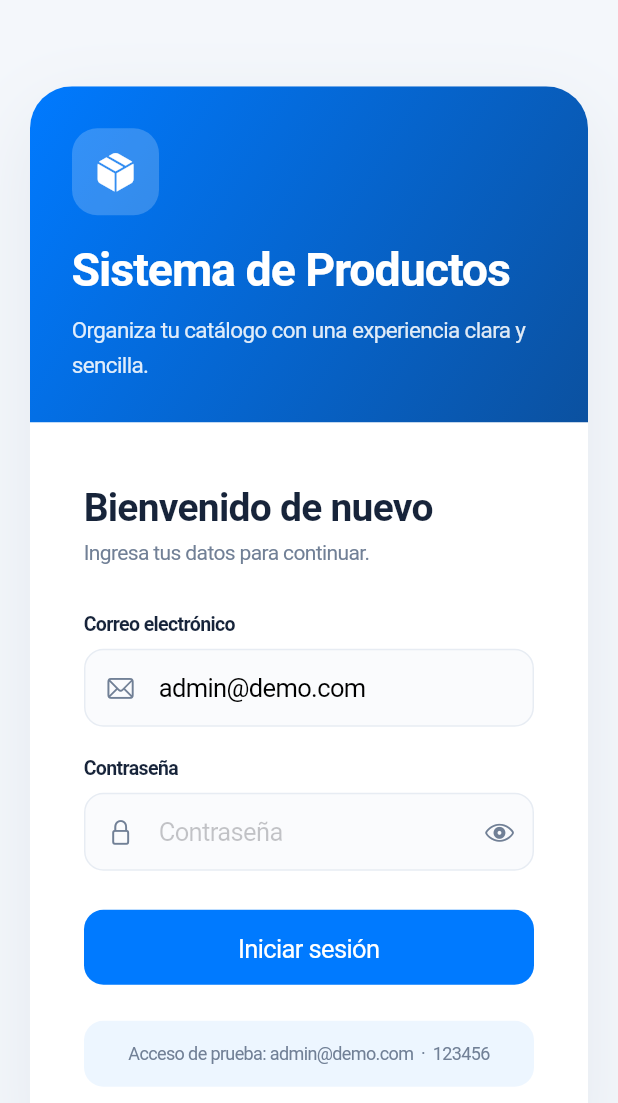
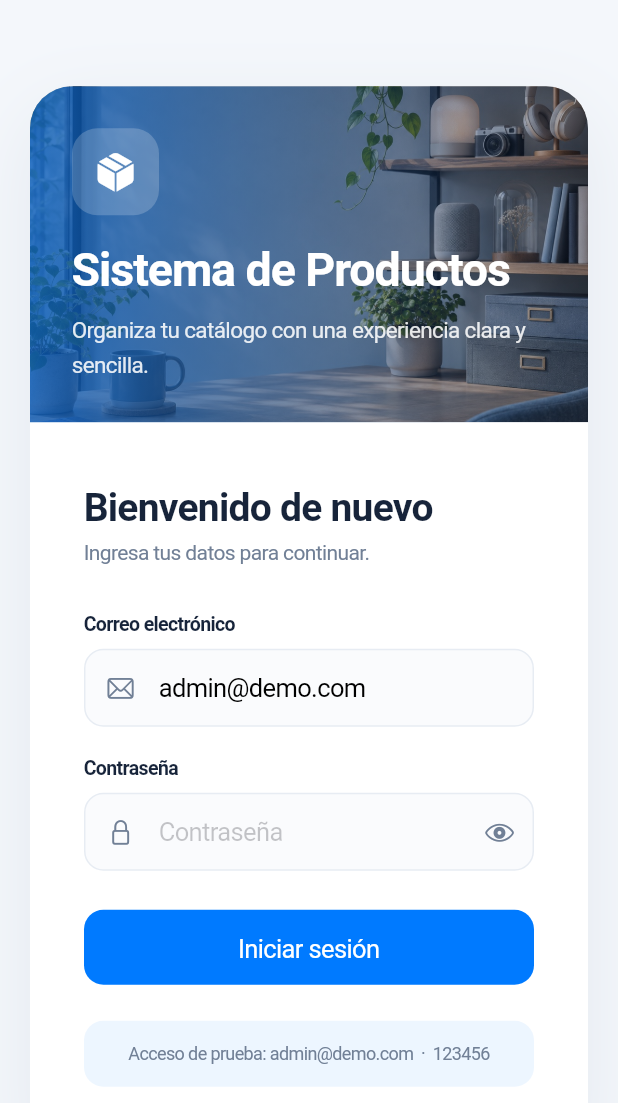
Before and after one commit to Andy-CE17/Laboratorio-11-y-12---M-viles-Multiplataforma, a Flutter app: the screen it shows after launch, on a phone screen of 412 x 824 dp. Shown: the top 1103 px of the screen. Run offline on Flutter 3.47's test engine with Material 3 defaults, Android fonts, the phone set to English and light mode, and no system bars; our stand-ins replace image_picker.

Commit message:
feat: agregar fondo fotográfico al acceso

```diff
--- a/lib/screens/login_screen.dart
+++ b/lib/screens/login_screen.dart
@@ -93,12 +93,27 @@ class _LoginScreenState extends State<LoginScreen> {
 
   Widget _brandPanel(Color accent, {required bool tall}) => Container(
     constraints: BoxConstraints(minHeight: tall ? 540 : 190),
+    decoration: const BoxDecoration(
+      image: DecorationImage(
+        image: AssetImage('assets/images/catalog_hero.jpg'),
+        fit: BoxFit.cover,
+        alignment: Alignment.centerRight,
+      ),
+    ),
+    child: Container(
       padding: EdgeInsets.all(tall ? 48 : 28),
       decoration: BoxDecoration(
         gradient: LinearGradient(
-        begin: Alignment.topLeft,
-        end: Alignment.bottomRight,
-        colors: [accent, Color.lerp(accent, appInk, 0.48)!],
+          begin: Alignment.centerLeft,
+          end: Alignment.centerRight,
+          colors: [
+            Color.lerp(
+              accent,
+              appInk,
+              0.34,
+            )!.withValues(alpha: tall ? 0.91 : 0.82),
+            appInk.withValues(alpha: tall ? 0.64 : 0.31),
+          ],
         ),
       ),
       child: Column(
@@ -131,7 +146,11 @@ class _LoginScreenState extends State<LoginScreen> {
           const SizedBox(height: 10),
           const Text(
             'Organiza tu catálogo con una experiencia clara y sencilla.',
-          style: TextStyle(color: Color(0xDFFFFFFF), fontSize: 15, height: 1.5),
+            style: TextStyle(
+              color: Color(0xDFFFFFFF),
+              fontSize: 15,
+              height: 1.5,
+            ),
           ),
           if (tall) ...[
             const SizedBox(height: 48),
@@ -146,6 +165,7 @@ class _LoginScreenState extends State<LoginScreen> {
             ),
           ],
         ],
+      ),
     ),
   );
 
--- a/pubspec.yaml
+++ b/pubspec.yaml
@@ -21,3 +21,4 @@ flutter:
   uses-material-design: true
   assets:
     - assets/images/profile_avatar.png
+    - assets/images/catalog_hero.jpg
```
Also changed, not shown: assets/images/catalog_hero.jpg (added). Lines whose indentation alone changed are shown as unchanged.
